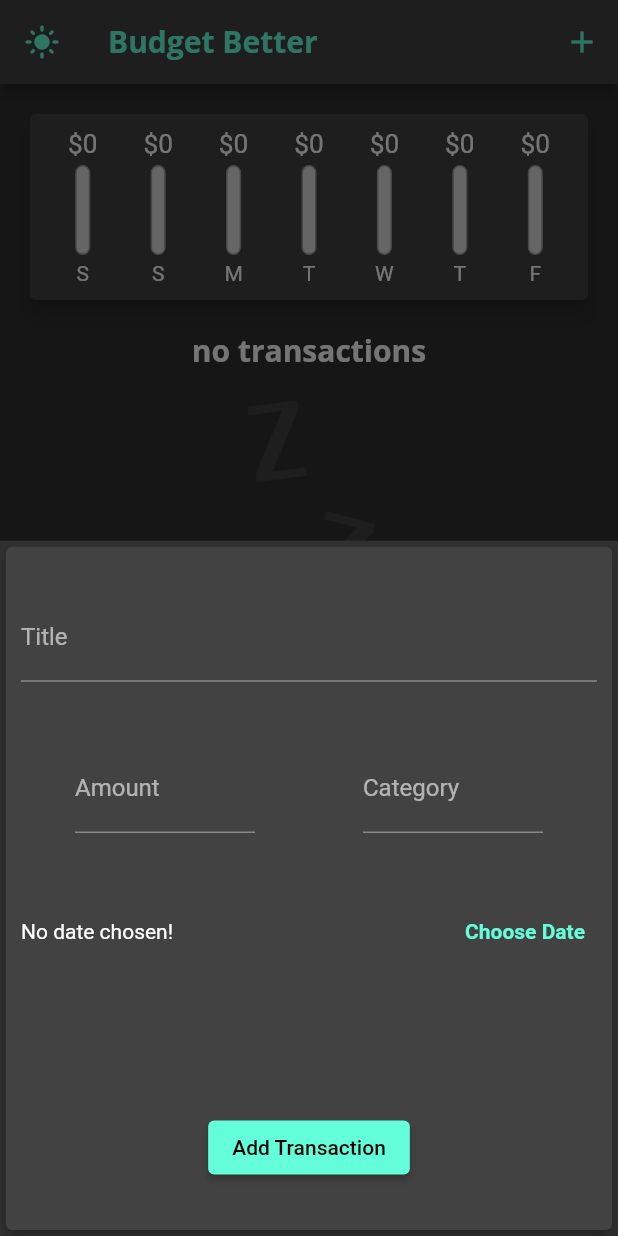
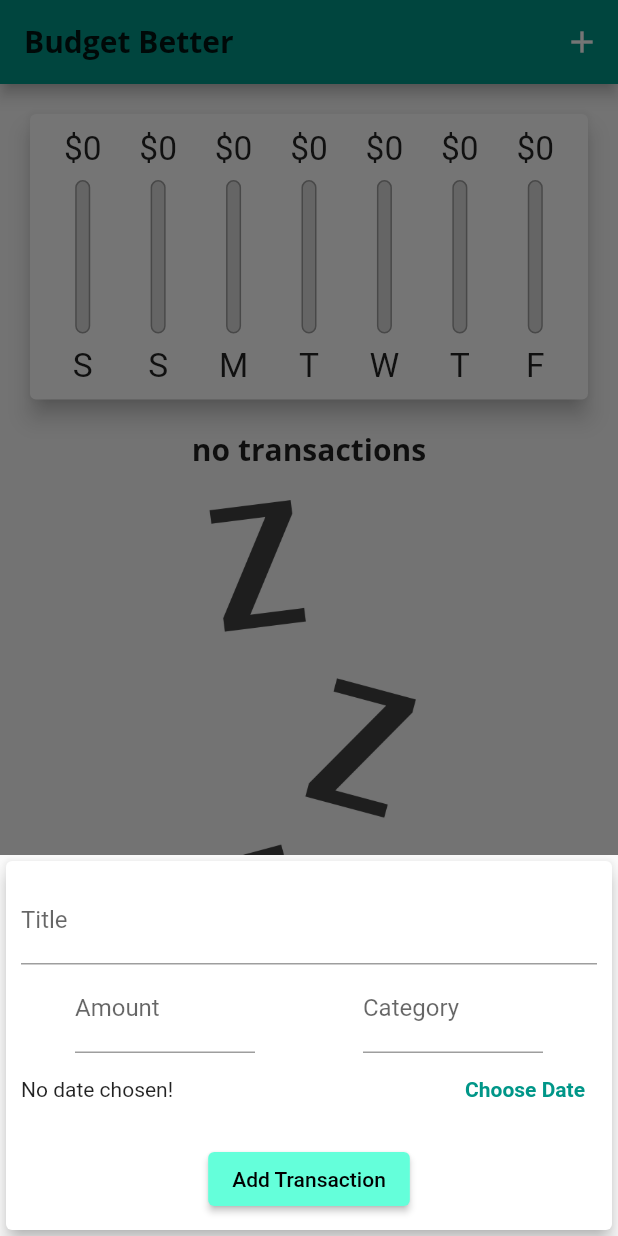
Before and after one commit to cat-matta/SeniorDesignPractice, a Flutter app: the screen it shows after launch, after a tap on the "add" icon, on a phone screen of 412 x 824 dp. Run offline on Flutter 3.47's test engine with Material 2 defaults, Android fonts, the phone set to English and light mode, and no system bars.

Commit message:
Responsiveness and Adaptiveness

```diff
--- a/lib/main.dart
+++ b/lib/main.dart
@@ -1,11 +1,20 @@
+import 'dart:io';
+
+import 'package:flutter/cupertino.dart';
 import 'package:flutter/material.dart';
+
 import './widgets/transaction_list.dart';
 import './widgets/new_transaction.dart';
 import 'models/transaction.dart';
 import './thememodes.dart';
 import 'widgets/chart.dart';
 
-void main() => runApp(const MyApp());
+void main() {
+  // WidgetsFlutterBinding.ensureInitialized();
+  // SystemChrome.setPreferredOrientations(
+  //     [DeviceOrientation.portraitUp, DeviceOrientation.portraitDown]);
+  runApp(const MyApp());
+}
 
 class MyApp extends StatefulWidget {
   const MyApp({Key? key}) : super(key: key);
@@ -31,7 +40,7 @@ class MyHomePage extends StatefulWidget {
   State<MyHomePage> createState() => _MyHomePageState();
 }
 
-bool isLightMode = false;
+bool isLightMode = true;
 
 class _MyHomePageState extends State<MyHomePage> {
   final List<Transaction> _userTransactions = [];
@@ -48,6 +57,7 @@ class _MyHomePageState extends State<MyHomePage> {
     });
   }
 
+  bool _showChart = false;
   List<Transaction> get _recentTransactions {
     return _userTransactions.where((tx) {
       return tx.date.isAfter(DateTime.now().subtract(const Duration(days: 7)));
@@ -79,41 +89,103 @@ class _MyHomePageState extends State<MyHomePage> {
 
   @override
   Widget build(BuildContext context) {
-    return Scaffold(
-      floatingActionButtonLocation: FloatingActionButtonLocation.centerFloat,
-      floatingActionButton: FloatingActionButton(
-        child: const Icon(Icons.add),
-        onPressed: () => _startAddNewTransaction(context),
+    final mediaQuery = MediaQuery.of(context);
+    final isLandscape = mediaQuery.orientation == Orientation.landscape;
+    final dynamic appBar = Platform.isIOS
+        ? CupertinoNavigationBar(
+            backgroundColor: Theme.of(context).primaryColor,
+            middle: Text(
+              "Budget Better",
+              style: Theme.of(context).textTheme.headline6,
             ),
-      appBar: AppBar(
-        leading: isLightMode
-            ? IconButton(
-                icon: const Icon(Icons.dark_mode),
-                onPressed: _toggleTheme,
+            trailing: Row(mainAxisSize: MainAxisSize.min, children: [
+              GestureDetector(
+                child: Icon(
+                  CupertinoIcons.add,
+                  color: Theme.of(context).accentColor,
+                ),
+                onTap: () => _startAddNewTransaction(context),
+              ),
+            ]),
           )
-            : IconButton(
-                icon: const Icon(Icons.light_mode),
-                onPressed: _toggleTheme,
+        : AppBar(
+            title: Text(
+              "Budget Better",
+              style: Theme.of(context).textTheme.headline6,
             ),
-        title: const Text(
-          "Budget Better",
-          // style: TextStyle(fontFamily: "OpenSans", fontWeight: FontWeight.bold),
-        ),
-        // foregroundColor: Theme.of(context).accentColor,
             actions: [
               IconButton(
                   onPressed: () => _startAddNewTransaction(context),
                   icon: const Icon(Icons.add))
             ],
-      ),
-      body: Column(
+          );
+
+    final txList = Container(
+      height: (mediaQuery.size.height -
+              appBar.preferredSize.height -
+              mediaQuery.padding.top) *
+          0.7,
+      child: Expanded(
+          child: TransactionList(_userTransactions, _deleteTransaction)),
+    );
+    final pageBody = SafeArea(
+        child: SingleChildScrollView(
+      child: Column(
         crossAxisAlignment: CrossAxisAlignment.stretch,
         children: [
-          Chart(_recentTransactions),
-          Expanded(
-              child: TransactionList(_userTransactions, _deleteTransaction)),
+          if (isLandscape)
+            Row(
+              mainAxisAlignment: MainAxisAlignment.center,
+              children: [
+                Text(
+                  "Show Chart",
+                  style: Theme.of(context).textTheme.headlineSmall,
+                ),
+                Switch.adaptive(
+                    activeColor: Theme.of(context).accentColor,
+                    value: _showChart,
+                    onChanged: (value) {
+                      setState(() {
+                        _showChart = value;
+                      });
+                    }),
               ],
             ),
-    );
+          if (!isLandscape)
+            Container(
+                height: (mediaQuery.size.height -
+                        appBar.preferredSize.height -
+                        mediaQuery.padding.top) *
+                    0.3,
+                child: Chart(_recentTransactions)),
+          if (!isLandscape) txList,
+          if (isLandscape)
+            _showChart
+                ? Container(
+                    height: (mediaQuery.size.height -
+                            appBar.preferredSize.height -
+                            mediaQuery.padding.top) *
+                        0.7,
+                    child: Chart(_recentTransactions))
+                : txList,
+        ],
+      ),
+    ));
+    return Platform.isIOS
+        ? CupertinoPageScaffold(
+            child: pageBody,
+            navigationBar: appBar,
+          )
+        : Scaffold(
+            floatingActionButtonLocation:
+                FloatingActionButtonLocation.centerFloat,
+            floatingActionButton: Platform.isIOS
+                ? Container()
+                : FloatingActionButton(
+                    child: const Icon(Icons.add),
+                    onPressed: () => _startAddNewTransaction(context),
+                  ),
+            appBar: appBar,
+            body: pageBody);
   }
 }
--- a/lib/thememodes.dart
+++ b/lib/thememodes.dart
@@ -40,12 +40,12 @@ class ThemeModes {
               fontSize: 20,
             ),
           ),
-      appBarTheme: AppBarTheme(
-        titleTextStyle: TextStyle(
-          fontFamily: "OpenSans",
-          fontWeight: FontWeight.bold,
-          fontSize: 20,
-        ),
+      appBarTheme: const AppBarTheme(
+        titleTextStyle: const TextStyle(
+            fontFamily: "OpenSans",
+            fontWeight: FontWeight.bold,
+            fontSize: 20,
+            color: Colors.white),
       ),
     );
   }
--- /dev/null
+++ b/lib/widgets/adaptive_btn.dart
@@ -0,0 +1,29 @@
+import 'dart:io';
+
+import 'package:flutter/material.dart';
+import 'package:flutter/cupertino.dart';
+
+class AdaptiveFltBtn extends StatelessWidget {
+  final Function handler;
+  AdaptiveFltBtn(this.handler);
+
+  @override
+  Widget build(BuildContext context) {
+    return Platform.isIOS
+        ? CupertinoButton(
+            child: Text(
+              "Choose Date",
+            ),
+            onPressed: () => handler)
+        : TextButton(
+            style: ButtonStyle(
+                foregroundColor:
+                    MaterialStateProperty.all(Theme.of(context).accentColor)),
+            onPressed: () => handler,
+            child: Text(
+              "Choose Date",
+              style: TextStyle(fontWeight: FontWeight.bold),
+            ),
+          );
+  }
+}
--- a/lib/widgets/chart_bars.dart
+++ b/lib/widgets/chart_bars.dart
@@ -8,17 +8,18 @@ class ChartBar extends StatelessWidget {
   ChartBar(this.label, this.spendingAmount, this.percentageTotal);
   @override
   Widget build(BuildContext context) {
+    return LayoutBuilder(builder: ((context, constraints) {
       return Column(
         children: [
           Container(
-            height: 20,
+              height: constraints.maxHeight * 0.15,
               child: FittedBox(
                   child: Text("\$${spendingAmount.toStringAsFixed(0)}"))),
           SizedBox(
-          height: 4,
+            height: constraints.maxHeight * 0.05,
           ),
           Container(
-          height: 60,
+            height: constraints.maxHeight * 0.6,
             width: 10,
             child: Stack(children: [
               Container(
@@ -38,10 +39,13 @@ class ChartBar extends StatelessWidget {
             ]),
           ),
           SizedBox(
-          height: 4,
+            height: constraints.maxHeight * 0.05,
           ),
-        Text(label),
+          Container(
+              height: constraints.maxHeight * 0.15,
+              child: FittedBox(child: Text(label))),
         ],
       );
+    }));
   }
 }
--- a/lib/widgets/new_transaction.dart
+++ b/lib/widgets/new_transaction.dart
@@ -1,5 +1,9 @@
+import 'dart:io';
+
+import 'package:flutter/cupertino.dart';
 import 'package:flutter/material.dart';
 import 'package:intl/intl.dart';
+import 'package:udemy/widgets/adaptive_btn.dart';
 // import './user_transactions.dart';
 
 class NewTransaction extends StatefulWidget {
@@ -51,10 +55,15 @@ class _NewTransactionState extends State<NewTransaction> {
 
   @override
   Widget build(BuildContext context) {
-    return Card(
+    return SingleChildScrollView(
+      child: Card(
         elevation: 5,
         child: Container(
-        padding: const EdgeInsets.all(10),
+          padding: EdgeInsets.only(
+              top: 10,
+              left: 10,
+              right: 10,
+              bottom: MediaQuery.of(context).viewInsets.bottom + 10),
           child: Column(
             crossAxisAlignment: CrossAxisAlignment.end,
             children: [
@@ -112,16 +121,7 @@ class _NewTransactionState extends State<NewTransaction> {
                         : "Picked date: " +
                             DateFormat.yMd().format(_selectedDate!).toString()),
                   ),
-                TextButton(
-                  style: ButtonStyle(
-                      foregroundColor: MaterialStateProperty.all(
-                          Theme.of(context).accentColor)),
-                  onPressed: _presentDatePicker,
-                  child: Text(
-                    "Choose Date",
-                    style: TextStyle(fontWeight: FontWeight.bold),
-                  ),
-                ),
+                  AdaptiveFltBtn(_presentDatePicker)
                 ],
               ),
               SizedBox(height: 12),
@@ -131,7 +131,8 @@ class _NewTransactionState extends State<NewTransaction> {
                 child: ElevatedButton(
                     child: Text(
                       "Add Transaction",
-                    style: TextStyle(color: ThemeData.dark().primaryColorDark),
+                      style:
+                          TextStyle(color: ThemeData.dark().primaryColorDark),
                     ),
                     onPressed: _submitTransaction,
                     style: ButtonStyle(
@@ -142,6 +143,7 @@ class _NewTransactionState extends State<NewTransaction> {
             mainAxisAlignment: MainAxisAlignment.spaceAround,
           ),
         ),
+      ),
     );
   }
 }
--- a/lib/widgets/transaction_list.dart
+++ b/lib/widgets/transaction_list.dart
@@ -9,20 +9,24 @@ class TransactionList extends StatelessWidget {
   @override
   Widget build(BuildContext context) {
     return transactions.isEmpty
-        ? Column(children: [
+        ? LayoutBuilder(
+            builder: ((context, constraints) {
+              return Column(children: [
                 Text(
                   "no transactions",
                   style: Theme.of(context).textTheme.headline6,
                 ),
                 SizedBox(height: 20),
                 Container(
-              height: 200,
+                  height: constraints.maxHeight * 0.6,
                   child: Image.asset(
                     "assets/images/waiting.png",
                     fit: BoxFit.cover,
                   ),
                 ),
-          ])
+              ]);
+            }),
+          )
         : ListView.builder(
             itemCount: transactions.length,
             itemBuilder: (context, index) {
@@ -39,10 +43,11 @@ class TransactionList extends StatelessWidget {
                     child: Padding(
                       padding: EdgeInsets.all(6),
                       child: Container(
-                        width: 175,
+                        width: 125,
                         child: Column(
                           children: [
-                            Text("\$${transactions[index].amount}"),
+                            Text(
+                                "\$${(transactions[index].amount).toStringAsFixed(2)}"),
                             Text(transactions[index].category),
                           ],
                         ),
@@ -56,7 +61,13 @@ class TransactionList extends StatelessWidget {
                   subtitle: Text(DateFormat.yMMMd()
                       .format(transactions[index].date)
                       .toString()),
-                  trailing: IconButton(
+                  trailing: MediaQuery.of(context).size.width > 400
+                      ? FlatButton.icon(
+                          onPressed: () => _deleteTx(transactions[index].id),
+                          textColor: Theme.of(context).errorColor,
+                          icon: Icon(Icons.delete),
+                          label: Text("Delete"))
+                      : IconButton(
                           icon: Icon(Icons.delete),
                           color: Theme.of(context).errorColor,
                           onPressed: () => _deleteTx(transactions[index].id),
```
Lines whose indentation alone changed are shown as unchanged.
